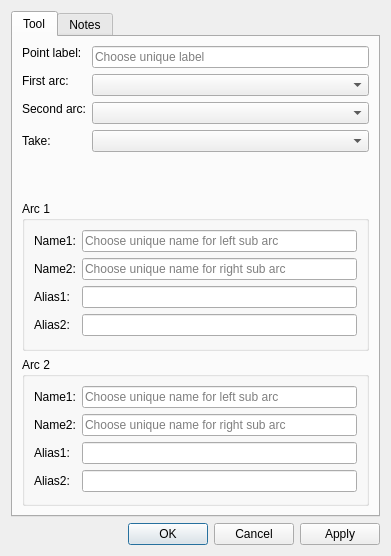
First picture: the form in src/libs/vtools/dialogs/tools/dialogpointofintersectionarcs.ui, repository equinox-patterns/Ostara, before the edit.
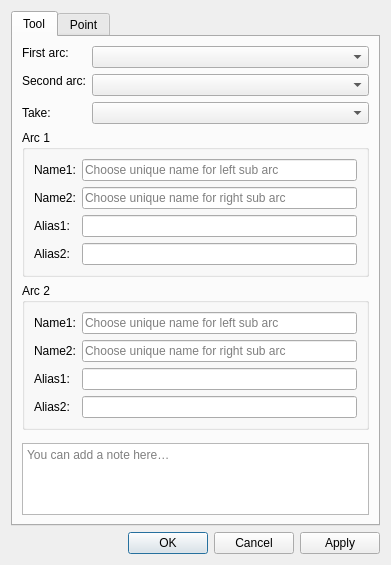
Second picture: the form after the edit. Icons and pictures are not drawn.

Commit message: Dialog tools : notes → Tool, onglet Point, base point retiré

```diff
--- a/src/libs/vtools/dialogs/tools/dialogpointofintersectionarcs.ui
+++ b/src/libs/vtools/dialogs/tools/dialogpointofintersectionarcs.ui
@@ -31,29 +31,6 @@
        <item>
         <layout class="QFormLayout" name="formLayout">
          <item row="0" column="0">
-          <widget class="QLabel" name="labelEditNamePoint">
-           <property name="sizePolicy">
-            <sizepolicy hsizetype="Fixed" vsizetype="Fixed">
-             <horstretch>0</horstretch>
-             <verstretch>0</verstretch>
-            </sizepolicy>
-           </property>
-           <property name="text">
-            <string>Point label:</string>
-           </property>
-          </widget>
-         </item>
-         <item row="0" column="1">
-          <widget class="QLineEdit" name="lineEditNamePoint">
-           <property name="toolTip">
-            <string>Unique label</string>
-           </property>
-           <property name="placeholderText">
-            <string>Choose unique label</string>
-           </property>
-          </widget>
-         </item>
-         <item row="1" column="0">
           <widget class="QLabel" name="labelArc1">
            <property name="sizePolicy">
             <sizepolicy hsizetype="Fixed" vsizetype="Fixed">
@@ -66,10 +43,10 @@
            </property>
           </widget>
          </item>
-         <item row="1" column="1">
+         <item row="0" column="1">
           <widget class="QComboBox" name="comboBoxArc1"/>
          </item>
-         <item row="2" column="0">
+         <item row="1" column="0">
           <widget class="QLabel" name="labelArc2">
            <property name="sizePolicy">
             <sizepolicy hsizetype="Fixed" vsizetype="Fixed">
@@ -82,17 +59,17 @@
            </property>
           </widget>
          </item>
-         <item row="2" column="1">
+         <item row="1" column="1">
           <widget class="QComboBox" name="comboBoxArc2"/>
          </item>
-         <item row="3" column="0">
+         <item row="2" column="0">
           <widget class="QLabel" name="label">
            <property name="text">
             <string>Take:</string>
            </property>
           </widget>
          </item>
-         <item row="3" column="1">
+         <item row="2" column="1">
           <widget class="QComboBox" name="comboBoxResult"/>
          </item>
         </layout>
@@ -227,15 +204,56 @@
          </layout>
         </widget>
        </item>
+       <item>
+        <layout class="QHBoxLayout" name="notesSeparatorLayout">
+         <property name="leftMargin"><number>33</number></property>
+         <property name="rightMargin"><number>33</number></property>
+         <item>
+          <widget class="QFrame" name="notesSeparator">
+           <property name="minimumSize"><size><width>0</width><height>1</height></size></property>
+           <property name="maximumSize"><size><width>16777215</width><height>1</height></size></property>
+          </widget>
+         </item>
+        </layout>
+       </item>
+       <item>
+        <widget class="QPlainTextEdit" name="plainTextEditToolNotes">
+         <property name="placeholderText"><string>You can add a note here…</string></property>
+         <property name="maximumSize"><size><width>16777215</width><height>100</height></size></property>
+        </widget>
+       </item>
       </layout>
      </widget>
      <widget class="QWidget" name="tab_2">
       <attribute name="title">
-       <string>Notes</string>
+       <string>Point</string>
       </attribute>
-      <layout class="QVBoxLayout" name="verticalLayout_2">
-       <item>
-        <widget class="QPlainTextEdit" name="plainTextEditToolNotes"/>
+      <layout class="QFormLayout" name="formLayoutPoint">
+       <property name="fieldGrowthPolicy">
+        <enum>QFormLayout::ExpandingFieldsGrow</enum>
+       </property>
+       <item row="0" column="0">
+        <widget class="QLabel" name="labelEditNamePoint">
+         <property name="sizePolicy">
+          <sizepolicy hsizetype="Fixed" vsizetype="Fixed">
+           <horstretch>0</horstretch>
+           <verstretch>0</verstretch>
+          </sizepolicy>
+         </property>
+         <property name="text">
+          <string>Point name:</string>
+         </property>
+        </widget>
+       </item>
+       <item row="0" column="1">
+        <widget class="QLineEdit" name="lineEditNamePoint">
+         <property name="toolTip">
+          <string>Unique label</string>
+         </property>
+         <property name="placeholderText">
+          <string>Choose unique label</string>
+         </property>
+        </widget>
        </item>
       </layout>
      </widget>
```
The commit also changes 77 other files.
